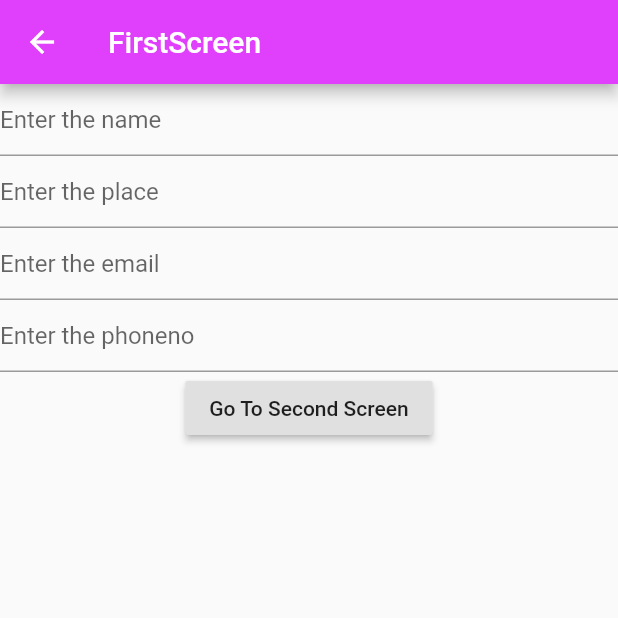
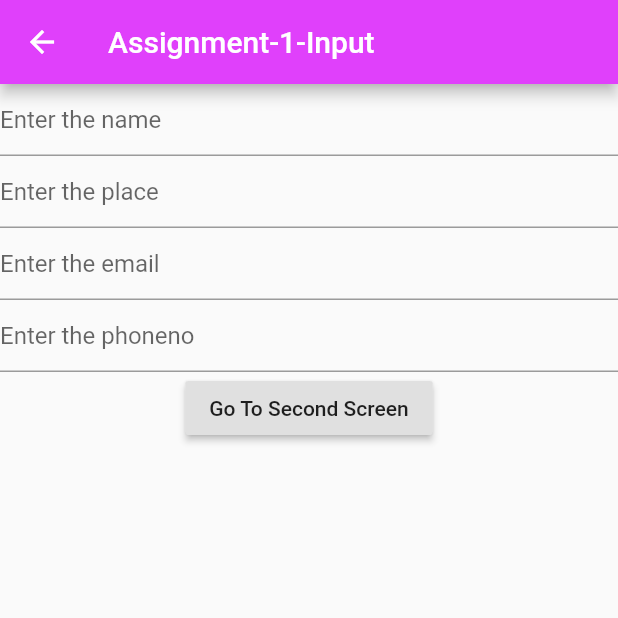
Before and after one commit to AsharaniVenkatesh/SangamOne-Flutter, a Flutter app: the screen it shows after launch, after a tap on "Assignment-1", on a phone screen of 412 x 824 dp, the top half of it. Run offline on Flutter 3.47's test engine with Material 2 defaults, Android fonts, the phone set to English and light mode, and no system bars.

Commit message:
second commit

```diff
--- a/lib/first_scree.dart
+++ b/lib/first_scree.dart
@@ -24,7 +24,7 @@ class _MyApp2State extends State<MyApp2> {
   @override
   Widget build(BuildContext context) {
     return Scaffold(
-      appBar: AppBar(title: Text('FirstScreen'),backgroundColor: Colors.purpleAccent,),
+      appBar: AppBar(title: Text('Assignment-1-Input'),backgroundColor: Colors.purpleAccent,),
 
       body: Container(
         child: Column(
--- a/lib/main.dart
+++ b/lib/main.dart
@@ -26,15 +26,13 @@ class _MyAppState extends State<MyApp> {
       body: Container(
         child: Column(
           children: [
-            Text('Learning Flutter',style: TextStyle(fontSize: 20),),
-            SizedBox(height: 20,),
-            RaisedButton(onPressed: (){
+            TextButton(onPressed: (){
               Navigator.push(context, MaterialPageRoute(builder: (context)=>MyApp2()));
-            },child: Text('Assignment-1'),),
-            RaisedButton(onPressed: (){
+            },child: Text('Assignment-1',style: TextStyle(fontSize: 20),),),
+            TextButton(onPressed: (){
              // Navigator.push(context, MaterialPageRoute(builder: (context)=>MyApp()));
             },child: Text('Assignment-2'),),
-            RaisedButton(onPressed: (){
+            TextButton(onPressed: (){
              // Navigator.push(context, MaterialPageRoute(builder: (context)=>MyApp()));
             },child: Text('Assignment-3'),),
             RaisedButton(onPressed: (){
--- a/lib/second_screen.dart
+++ b/lib/second_screen.dart
@@ -1,4 +1,5 @@
 import 'package:flutter/material.dart';
+import 'package:flutter_app/main.dart';
 
 
 class SecondScreen extends StatefulWidget {
@@ -17,7 +18,7 @@ class _SecondScreenState extends State<SecondScreen> {
   @override
   Widget build(BuildContext context) {
     return Scaffold(
-      appBar: AppBar(title: Text('SecondScreen'),backgroundColor: Colors.purpleAccent,),
+      appBar: AppBar(title: Text('Assignment-1-Output'),backgroundColor: Colors.purpleAccent,),
 
       body: Container(
         child: Column(
@@ -26,6 +27,9 @@ class _SecondScreenState extends State<SecondScreen> {
             Text(widget.place,style: TextStyle(fontWeight: FontWeight.bold,fontSize: 30),),
             Text(widget.email,style: TextStyle(fontWeight: FontWeight.bold,fontSize: 30),),
             Text(widget.phoneno,style: TextStyle(fontWeight: FontWeight.bold,fontSize: 30),),
+            RaisedButton(onPressed: (){
+              Navigator.push(context, MaterialPageRoute(builder: (context)=>MyApp()));
+            },child: Text('Home'),)
 
           ],
         ),
```
